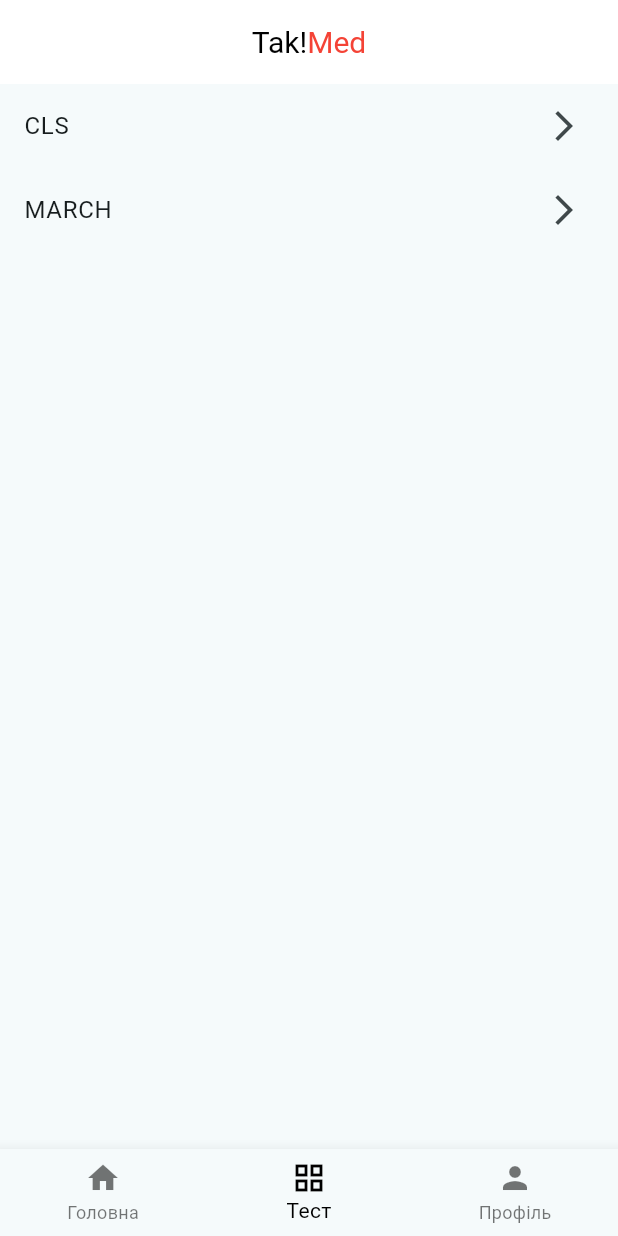
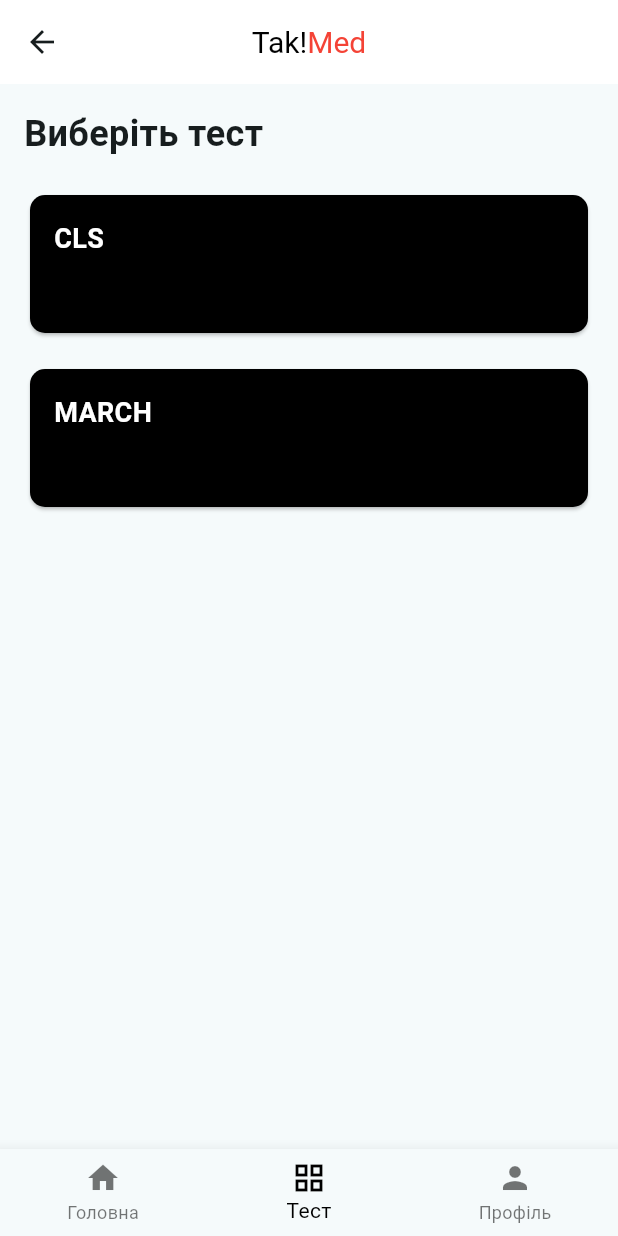
Before and after one commit to Krupnyk-Ivan/takmed, a Flutter app: the ChooseTestPage screen opened by its route, on a phone screen of 412 x 824 dp. Run offline on Flutter 3.47's test engine with Material 3 defaults, Android fonts, the phone set to English and light mode, and no system bars; our stand-ins replace flick_video_player, sqflite, video_player; accounts and stored records are empty.

Commit message:
working_tests

```diff
--- a/lib/choose_test_page.dart
+++ b/lib/choose_test_page.dart
@@ -1,6 +1,7 @@
 import 'package:flutter/material.dart';
 import './Logic/test_database_helper.dart';
 import './Logic/test.dart';
+import 'test_screen.dart';
 
 class ChooseTestPage extends StatefulWidget {
   const ChooseTestPage({super.key});
@@ -15,7 +16,7 @@ class _ChooseTestPageState extends State<ChooseTestPage> {
   @override
   void initState() {
     super.initState();
-    _testsFuture = TestDatabaseHelper().getAllTests();
+    _testsFuture = TestDatabaseHelper().getAllTests(); // Fetch tests from DB
   }
 
   @override
@@ -23,8 +24,13 @@ class _ChooseTestPageState extends State<ChooseTestPage> {
     return Scaffold(
       appBar: AppBar(
         backgroundColor: Colors.white,
-        automaticallyImplyLeading: false, // Вимикаємо стрілку назад
-        title: Center(
+        leading: IconButton(
+          icon: const Icon(Icons.arrow_back),
+          onPressed: () {
+            Navigator.pop(context); // Go back to the previous screen
+          },
+        ),
+        flexibleSpace: Center(
           child: RichText(
             text: const TextSpan(
               children: [
@@ -45,31 +51,80 @@ class _ChooseTestPageState extends State<ChooseTestPage> {
         future: _testsFuture,
         builder: (context, snapshot) {
           if (snapshot.connectionState == ConnectionState.waiting) {
-            return const Center(child: CircularProgressIndicator());
+            return const Center(
+              child: CircularProgressIndicator(),
+            ); // Loading state
           } else if (snapshot.hasError) {
-            return Center(child: Text('Error: ${snapshot.error}'));
+            return Center(
+              child: Text('Error: ${snapshot.error}'),
+            ); // Error state
           } else if (!snapshot.hasData || snapshot.data!.isEmpty) {
-            return const Center(child: Text('No tests available.'));
+            return const Center(
+              child: Text('No tests available.'),
+            ); // No tests state
           }
 
           final tests = snapshot.data!;
 
-          return ListView.builder(
-            itemCount: tests.length,
-            itemBuilder: (context, index) {
-              final test = tests[index];
-              return ListTile(
-                title: Text(test.title),
-                trailing: const Icon(Icons.arrow_forward_ios),
-                onTap: () {
-                  Navigator.pushNamed(
-                    context,
-                    '/test_runner',
-                    arguments: test.id,
-                  );
-                },
-              );
-            },
+          return SingleChildScrollView(
+            padding: const EdgeInsets.all(16.0),
+            child: Column(
+              crossAxisAlignment: CrossAxisAlignment.start,
+              children: [
+                const Text(
+                  'Виберіть тест',
+                  style: TextStyle(fontSize: 24, fontWeight: FontWeight.bold),
+                ),
+                const SizedBox(height: 20),
+                // Loop through tests and display each one in a styled card
+                ...tests.map(
+                  (test) => Container(
+                    width: double.infinity, // Set the container width to full
+                    height: 100, // Fixed height for the button
+                    margin: const EdgeInsets.only(
+                      bottom: 16.0,
+                    ), // Space between buttons
+                    child: Card(
+                      color: Colors.black,
+                      shape: RoundedRectangleBorder(
+                        borderRadius: BorderRadius.circular(10),
+                      ),
+                      child: InkWell(
+                        onTap: () {
+                          Navigator.push(
+                            context,
+                            MaterialPageRoute(
+                              builder:
+                                  (context) => TestScreen(
+                                    category:
+                                        test.title, // Pass test title as category
+                                  ),
+                            ),
+                          );
+                        },
+                        child: Padding(
+                          padding: const EdgeInsets.all(16.0),
+                          child: Column(
+                            crossAxisAlignment: CrossAxisAlignment.start,
+                            children: [
+                              Text(
+                                test.title,
+                                style: const TextStyle(
+                                  color: Colors.white,
+                                  fontSize: 18,
+                                  fontWeight: FontWeight.bold,
+                                ),
+                              ),
+                              const SizedBox(height: 10),
+                            ],
+                          ),
+                        ),
+                      ),
+                    ),
+                  ),
+                ),
+              ],
+            ),
           );
         },
       ),
@@ -79,13 +134,12 @@ class _ChooseTestPageState extends State<ChooseTestPage> {
           BottomNavigationBarItem(icon: Icon(Icons.grid_view), label: 'Тест'),
           BottomNavigationBarItem(icon: Icon(Icons.person), label: 'Профіль'),
         ],
-        currentIndex: 1, // "Головна" активна
+        currentIndex: 1, // "Головна" is active
         selectedItemColor: const Color.fromARGB(255, 0, 0, 0),
         onTap: (index) {
           if (index == 0) {
             Navigator.pushNamed(context, '/home');
           } else if (index == 1) {
-            Navigator.pushNamed(context, '/test');
           } else if (index == 2) {
             Navigator.pushNamed(context, '/profile');
           }
--- a/lib/main.dart
+++ b/lib/main.dart
@@ -45,7 +45,7 @@ class MyApp extends StatelessWidget {
         '/civilian': (context) => const CivilianPage(),
         '/aid': (context) => const FirstAidScreen(),
         '/choose_test': (context) => const ChooseTestPage(),
-        '/test_runner': (context) => const TestScreen(),
+        '/test_runner': (context) => const TestScreen(category: 'CLS'),
       },
     );
   }
@@ -66,7 +66,7 @@ class _MyHomePageState extends State<MyHomePage> {
   // Список сторінок для вкладок
   final List<Widget> _pages = [
     const HomeContent(), // Головна
-    const TestScreen(), // Тест
+    const ChooseTestPage(), // Тест
     const ProfilePage(), // Профіль
   ];
 
```
Also changed, not shown: lib/Logic/question_db_helper.dart (+59 -2 lines), lib/test_screen.dart (+12 -4 lines).
